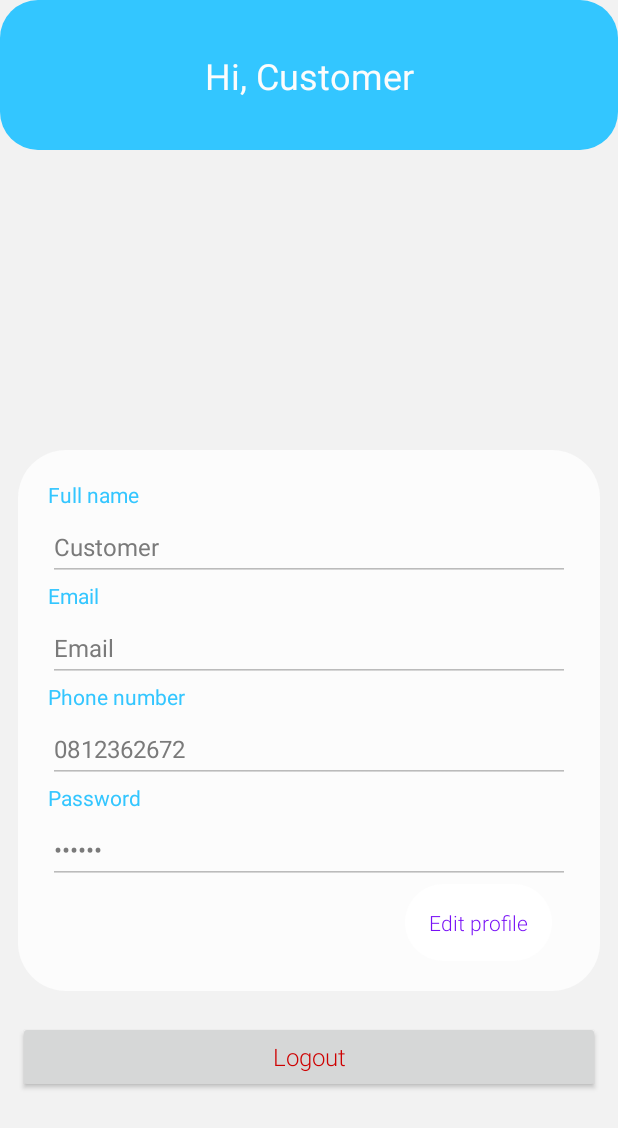
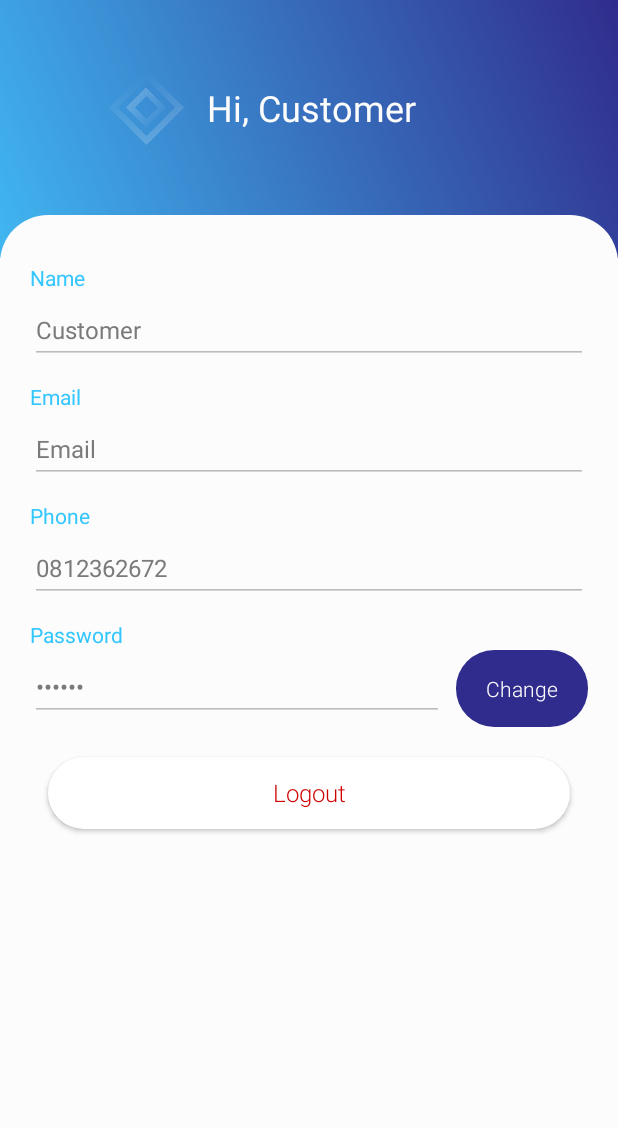
Before and after one commit to MHabiib/Area31, an Android app: the layout fragment_profile.xml on its own in the app's theme, with its tools: preview values and no code run, on a phone screen of 412 x 824 dp. Shown: the top 1128 px of the screen. Run offline under Robolectric (Android 15) with nearby library versions, the phone set to English and light mode, and no system bars.

Commit message:
#4 profile

```diff
--- a/app/src/main/java/com/skripsi/area31/exam/network/ExamApi.kt
+++ /dev/null
@@ -1,3 +0,0 @@
-package com.skripsi.area31.exam.network
-
-interface ExamApi
--- a/app/src/main/java/com/skripsi/area31/login/view/LoginActivity.kt
+++ b/app/src/main/java/com/skripsi/area31/login/view/LoginActivity.kt
@@ -17,7 +17,7 @@ import com.skripsi.area31.login.injection.DaggerLoginComponent
 import com.skripsi.area31.login.injection.LoginComponent
 import com.skripsi.area31.login.presenter.LoginPresenter
 import com.skripsi.area31.main.view.MainActivity
-import com.skripsi.area31.utils.Constants.Companion.ROLE_STUDENTS
+import com.skripsi.area31.utils.Constants.Companion.ROLE_STUDENT
 import kotlinx.android.synthetic.main.activity_login.*
 import javax.inject.Inject
 
@@ -78,7 +78,7 @@ class LoginActivity : BaseActivity(), LoginContract {
   }
 
   override fun onSuccess(token: Token) {
-    Authentication.save(this, token, ROLE_STUDENTS)
+    Authentication.save(this, token, ROLE_STUDENT)
     val intent = Intent(this, MainActivity::class.java)
     startActivity(intent)
     finish()
--- a/app/src/main/java/com/skripsi/area31/main/presenter/MainPresenter.kt
+++ b/app/src/main/java/com/skripsi/area31/main/presenter/MainPresenter.kt
@@ -10,10 +10,6 @@ class MainPresenter @Inject constructor() {
     view.showHomeFragment()
   }
 
-  fun onExamIconClick() {
-    view.showExamFragment()
-  }
-
   fun onProfileIconClick() {
     view.showProfileFragment()
   }
--- a/app/src/main/java/com/skripsi/area31/main/view/MainContract.kt
+++ b/app/src/main/java/com/skripsi/area31/main/view/MainContract.kt
@@ -2,6 +2,5 @@ package com.skripsi.area31.main.view
 
 interface MainContract {
   fun showHomeFragment()
-  fun showExamFragment()
   fun showProfileFragment()
 }
--- a/app/src/main/java/com/skripsi/area31/profile/view/ProfileContract.kt
+++ b/app/src/main/java/com/skripsi/area31/profile/view/ProfileContract.kt
@@ -1,8 +1,10 @@
 package com.skripsi.area31.profile.view
 
 import com.skripsi.area31.core.base.BaseView
+import com.skripsi.area31.profile.model.Student
 
 interface ProfileContract : BaseView {
   fun showProgress(show: Boolean)
   fun onLogout()
+  fun getStudentProfileSuccess(student: Student)
 }
--- a/app/src/main/java/com/skripsi/area31/utils/Constants.kt
+++ b/app/src/main/java/com/skripsi/area31/utils/Constants.kt
@@ -11,7 +11,7 @@ class Constants {
     const val AUTHENTICATION = "authentication"
     const val WRITE_TIMEOUT = 30L
     const val READ_TIMEOUT = 30L
-    const val ROLE_STUDENTS = "ROLE_STUDENTS"
+    const val ROLE_STUDENT = "ROLE_STUDENT"
     const val TOKEN = "token"
   }
 }
--- /dev/null
+++ b/app/src/main/res/drawable-v24/background_blue_gradient.xml
@@ -0,0 +1,12 @@
+<shape xmlns:android="http://schemas.android.com/apk/res/android"
+    android:shape="rectangle">
+
+    <corners android:radius="0dp" />
+
+    <gradient
+        android:angle="45"
+        android:endColor="#302C8D"
+        android:startColor="#40B7F1"
+        android:type="linear" />
+
+</shape>
--- /dev/null
+++ b/app/src/main/res/drawable-v24/card_navy.xml
@@ -0,0 +1,8 @@
+<?xml version="1.0" encoding="utf-8"?>
+<shape xmlns:android="http://schemas.android.com/apk/res/android"
+    android:shape="rectangle">
+
+    <corners android:radius="25dp" />
+    <solid android:color="#302C8D" />
+
+</shape>
--- a/app/src/main/res/layout/fragment_profile.xml
+++ b/app/src/main/res/layout/fragment_profile.xml
@@ -10,13 +10,12 @@
         <androidx.constraintlayout.widget.ConstraintLayout
             android:layout_width="match_parent"
             android:layout_height="match_parent"
-            android:background="@color/baseWhite"
             app:layout_constraintTop_toTopOf="parent">
 
             <androidx.core.widget.NestedScrollView
                 android:layout_width="match_parent"
                 android:layout_height="match_parent"
-                android:background="@color/baseWhite"
+                android:background="@color/white"
                 android:clipChildren="false"
                 android:clipToPadding="false"
                 android:overScrollMode="never"
@@ -29,38 +28,25 @@
                     android:clipChildren="false"
                     android:clipToPadding="false">
 
-                    <Button
-                        android:id="@+id/btnLogout"
-                        style="@style/NoCaps"
-                        android:layout_width="match_parent"
-                        android:layout_height="wrap_content"
-                        android:layout_marginLeft="@dimen/twelve_dp"
-                        android:layout_marginTop="@dimen/twenty_dp"
-                        android:layout_marginRight="@dimen/twelve_dp"
-                        android:fontFamily="sans-serif-light"
-                        android:text="Logout"
-                        android:textAlignment="center"
-                        android:textColor="@color/red"
-                        android:textSize="@dimen/h2"
-                        app:layout_constraintLeft_toLeftOf="parent"
-                        app:layout_constraintRight_toRightOf="parent"
-                        app:layout_constraintTop_toBottomOf="@id/constraint_layout_profile" />
-
                     <ImageView
                         android:id="@+id/iv_header"
                         android:layout_width="match_parent"
-                        android:layout_height="100dp"
-                        android:src="@drawable/card_primary"
+                        android:layout_height="0dp"
+                        android:src="@drawable/background_blue_gradient"
+                        app:layout_constraintBottom_toTopOf="@id/guideline"
                         app:layout_constraintTop_toTopOf="parent" />
 
                     <ImageView
                         android:id="@+id/user_image"
-                        android:layout_width="200dp"
-                        android:layout_height="200dp"
-                        android:paddingTop="@dimen/twenty_dp"
+                        android:layout_width="50dp"
+                        android:layout_height="50dp"
+                        android:src="@drawable/ic_pattern"
                         app:layout_constraintLeft_toLeftOf="parent"
                         app:layout_constraintRight_toRightOf="parent"
-                        app:layout_constraintTop_toBottomOf="@id/iv_header" />
+                        android:tint="@color/white"
+                        app:layout_constraintBottom_toBottomOf="@id/profile_name_display"
+                        app:layout_constraintHorizontal_bias="0.2"
+                        app:layout_constraintTop_toTopOf="@id/profile_name_display" />
 
                     <ProgressBar
                         android:id="@+id/progressBar"
@@ -68,85 +54,77 @@
                         android:layout_height="wrap_content"
                         android:indeterminateDrawable="@drawable/custom_progressbar"
                         android:visibility="gone"
-                        app:layout_constraintBottom_toBottomOf="@id/iv_header"
+                        app:layout_constraintBottom_toBottomOf="@id/guideline2"
                         app:layout_constraintLeft_toLeftOf="parent"
                         app:layout_constraintRight_toRightOf="parent"
                         app:layout_constraintTop_toTopOf="parent" />
 
                     <TextView
                         android:id="@+id/profile_name_display"
-                        android:layout_width="match_parent"
+                        android:layout_width="wrap_content"
                         android:layout_height="wrap_content"
                         android:gravity="center"
                         android:textAlignment="center"
                         android:textColor="@color/white"
                         android:textSize="@dimen/h_medium"
-                        app:layout_constraintBottom_toBottomOf="@id/iv_header"
-                        app:layout_constraintLeft_toLeftOf="parent"
+                        app:layout_constraintBottom_toTopOf="@id/guideline2"
+                        app:layout_constraintHorizontal_bias="0.1"
                         app:layout_constraintRight_toRightOf="parent"
+                        app:layout_constraintLeft_toRightOf="@id/user_image"
                         app:layout_constraintTop_toTopOf="parent"
                         tools:text="Hi, Customer" />
 
                     <androidx.constraintlayout.widget.ConstraintLayout
                         android:id="@+id/constraint_layout_profile"
                         android:layout_width="match_parent"
-                        android:layout_height="wrap_content"
-                        android:layout_marginLeft="@dimen/twelve_dp"
-                        android:layout_marginRight="@dimen/twelve_dp"
+                        android:layout_height="0dp"
                         android:background="@drawable/card_layout_grey"
                         android:clipChildren="false"
                         android:clipToPadding="false"
                         android:padding="@dimen/twenty_dp"
                         app:layout_constraintLeft_toLeftOf="parent"
                         app:layout_constraintRight_toRightOf="parent"
-                        app:layout_constraintTop_toBottomOf="@id/user_image"
-                        app:layout_constraintVertical_bias="0.0">
-
-                        <Button
-                            android:id="@+id/btn_save_profile"
-                            style="@style/NoCaps"
-                            android:layout_width="wrap_content"
-                            android:layout_height="wrap_content"
-                            android:background="@drawable/card_white"
-                            android:fontFamily="sans-serif-light"
-                            android:padding="@dimen/sixteen_dp"
-                            android:text="Save"
-                            android:textColor="@color/colorPrimary"
-                            android:visibility="gone"
-                            app:layout_constraintRight_toRightOf="parent"
-                            app:layout_constraintTop_toBottomOf="@id/profile_password" />
-
+                        app:layout_constraintTop_toBottomOf="@id/guideline2">
 
                         <Button
                             android:id="@+id/btn_edit_profile"
                             style="@style/NoCaps"
                             android:layout_width="wrap_content"
                             android:layout_height="wrap_content"
-                            android:layout_marginEnd="@dimen/twelve_dp"
-                            android:background="@drawable/card_white"
+                            android:background="@drawable/card_navy"
                             android:enabled="false"
                             android:fontFamily="sans-serif-light"
                             android:padding="@dimen/sixteen_dp"
-                            android:text="Edit profile"
-                            android:textColor="@color/colorAccent"
-                            app:layout_constraintRight_toLeftOf="@id/btn_save_profile"
-                            app:layout_constraintTop_toBottomOf="@id/profile_password" />
+                            android:text="Change"
+                            android:textColor="@color/white"
+                            app:layout_constraintBottom_toBottomOf="@id/profile_password"
+                            app:layout_constraintRight_toRightOf="parent"
+                            app:layout_constraintTop_toTopOf="@id/profile_password" />
 
-                        <TextView
-                            android:id="@+id/name_tag"
+                        <Button
+                            android:id="@+id/btnLogout"
+                            style="@style/NoCaps"
                             android:layout_width="match_parent"
                             android:layout_height="wrap_content"
-                            android:paddingBottom="@dimen/four_dp"
-                            android:text="Full name"
-                            android:textColor="@color/colorPrimary"
-                            app:layout_constraintLeft_toLeftOf="@id/constraint_layout_profile"
-                            app:layout_constraintTop_toTopOf="@id/constraint_layout_profile" />
+                            android:layout_marginLeft="@dimen/twelve_dp"
+                            android:layout_marginTop="@dimen/twenty_dp"
+                            android:layout_marginRight="@dimen/twelve_dp"
+                            android:background="@drawable/card_white"
+                            android:fontFamily="sans-serif-light"
+                            android:text="Logout"
+                            android:textAlignment="center"
+                            android:textColor="@color/red"
+                            android:textSize="@dimen/h2"
+                            app:layout_constraintLeft_toLeftOf="parent"
+                            app:layout_constraintRight_toRightOf="parent"
+                            app:layout_constraintTop_toBottomOf="@id/btn_edit_profile" />
 
                         <TextView
                             android:id="@+id/email_tag"
                             android:layout_width="match_parent"
                             android:layout_height="wrap_content"
                             android:paddingBottom="@dimen/four_dp"
+                            android:layout_marginTop="@dimen/twelve_dp"
                             android:text="Email"
                             android:textColor="@color/colorPrimary"
                             app:layout_constraintLeft_toLeftOf="@id/constraint_layout_profile"
@@ -158,6 +136,7 @@
                             android:layout_height="wrap_content"
                             android:paddingBottom="@dimen/four_dp"
                             android:text="Password"
+                            android:layout_marginTop="@dimen/twelve_dp"
                             android:textColor="@color/colorPrimary"
                             app:layout_constraintLeft_toLeftOf="@id/constraint_layout_profile"
                             app:layout_constraintTop_toBottomOf="@id/profile_phone_number" />
@@ -167,7 +146,8 @@
                             android:layout_width="match_parent"
                             android:layout_height="wrap_content"
                             android:paddingBottom="@dimen/four_dp"
-                            android:text="Phone number"
+                            android:layout_marginTop="@dimen/twelve_dp"
+                            android:text="Phone"
                             android:textColor="@color/colorPrimary"
                             app:layout_constraintLeft_toLeftOf="@id/constraint_layout_profile"
                             app:layout_constraintTop_toBottomOf="@id/profile_email" />
@@ -205,21 +185,16 @@
                             app:layout_constraintTop_toBottomOf="@id/email_tag"
                             tools:text="Email" />
 
-                        <com.google.android.material.textfield.TextInputEditText
-                            android:id="@+id/profile_password"
+                        <TextView
+                            android:id="@+id/name_tag"
                             android:layout_width="match_parent"
                             android:layout_height="wrap_content"
-                            android:enabled="false"
-                            android:inputType="textPassword"
-                            android:maxLines="1"
-                            android:paddingBottom="@dimen/twelve_dp"
-                            android:singleLine="true"
-                            android:textColor="@color/darkGrey"
-                            android:textSize="@dimen/h2"
-                            app:backgroundTint="@null"
+                            android:paddingBottom="@dimen/four_dp"
+                            android:layout_marginTop="@dimen/twelve_dp"
+                            android:text="Name"
+                            android:textColor="@color/colorPrimary"
                             app:layout_constraintLeft_toLeftOf="@id/constraint_layout_profile"
-                            app:layout_constraintTop_toBottomOf="@id/password_tag"
-                            tools:text="******" />
+                            app:layout_constraintTop_toTopOf="@id/constraint_layout_profile" />
 
                         <com.google.android.material.textfield.TextInputEditText
                             android:id="@+id/profile_phone_number"
@@ -237,7 +212,39 @@
                             app:layout_constraintLeft_toLeftOf="@id/constraint_layout_profile"
                             app:layout_constraintTop_toBottomOf="@id/profile_phone_number_tag"
                             tools:text="0812362672" />
+
+                        <com.google.android.material.textfield.TextInputEditText
+                            android:id="@+id/profile_password"
+                            android:layout_width="0dp"
+                            android:layout_height="wrap_content"
+                            android:enabled="false"
+                            android:inputType="textPassword"
+                            android:maxLines="1"
+                            android:paddingBottom="@dimen/twelve_dp"
+                            android:singleLine="true"
+                            android:textColor="@color/darkGrey"
+                            android:textSize="@dimen/h2"
+                            app:backgroundTint="@null"
+                            android:layout_marginRight="@dimen/eight_dp"
+                            app:layout_constraintLeft_toLeftOf="@id/constraint_layout_profile"
+                            app:layout_constraintRight_toLeftOf="@id/btn_edit_profile"
+                            app:layout_constraintTop_toBottomOf="@id/password_tag"
+                            tools:text="******" />
                     </androidx.constraintlayout.widget.ConstraintLayout>
+
+                    <androidx.constraintlayout.widget.Guideline
+                        android:id="@+id/guideline2"
+                        android:layout_width="wrap_content"
+                        android:layout_height="wrap_content"
+                        android:orientation="horizontal"
+                        app:layout_constraintGuide_percent="0.25" />
+
+                    <androidx.constraintlayout.widget.Guideline
+                        android:id="@+id/guideline"
+                        android:layout_width="wrap_content"
+                        android:layout_height="wrap_content"
+                        android:orientation="horizontal"
+                        app:layout_constraintGuide_percent="0.3" />
                 </androidx.constraintlayout.widget.ConstraintLayout>
             </androidx.core.widget.NestedScrollView>
 
```
Also changed, not shown: app/src/main/java/com/skripsi/area31/exam/injection/ExamComponent.kt (deleted, +0 -10 lines), app/src/main/java/com/skripsi/area31/exam/injection/ExamModule.kt (deleted, +0 -12 lines), app/src/main/java/com/skripsi/area31/exam/presenter/ExamPresenter.kt (deleted, +0 -9 lines), app/src/main/java/com/skripsi/area31/exam/view/ExamContract.kt (deleted, +0 -8 lines), app/src/main/java/com/skripsi/area31/exam/view/ExamFragment.kt (deleted, +0 -94 lines), app/src/main/java/com/skripsi/area31/main/view/MainActivity.kt (+13 -39 lines), app/src/main/java/com/skripsi/area31/profile/model/Student.kt (added, +8 -0 lines), app/src/main/java/com/skripsi/area31/profile/network/ProfileApi.kt (+13 -1 lines), app/src/main/java/com/skripsi/area31/profile/presenter/ProfilePresenter.kt (+21 -1 lines), app/src/main/java/com/skripsi/area31/profile/view/ProfileFragment.kt (+29 -4 lines), app/src/main/res/layout/fragment_exam.xml (deleted, +0 -246 lines).
